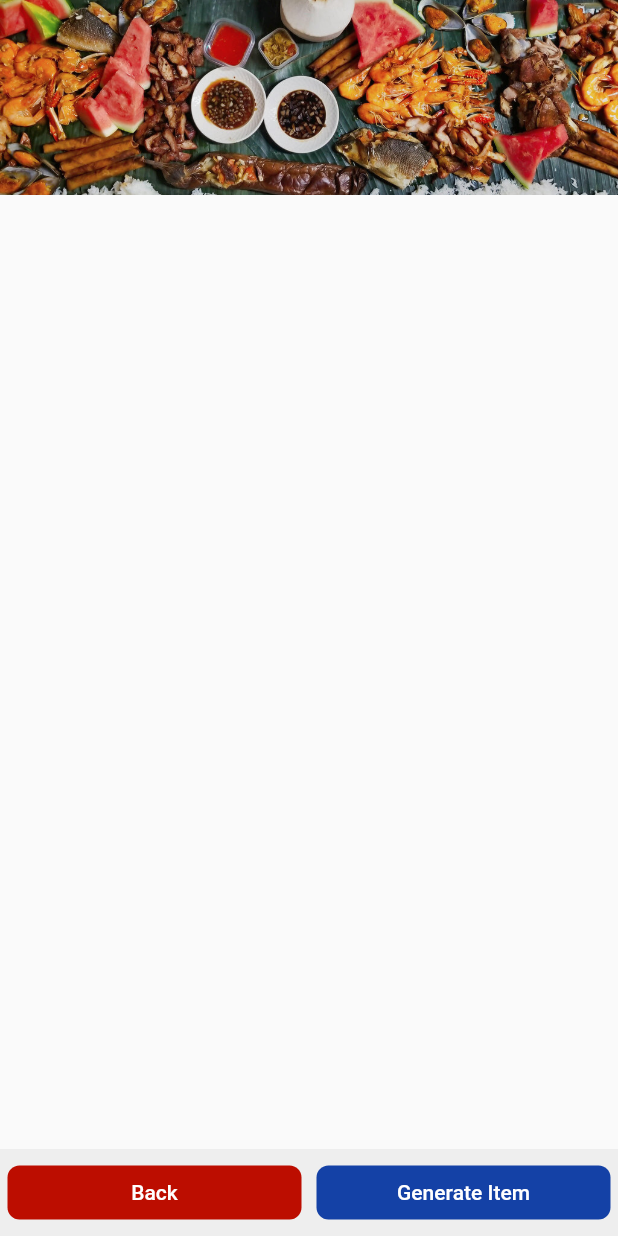
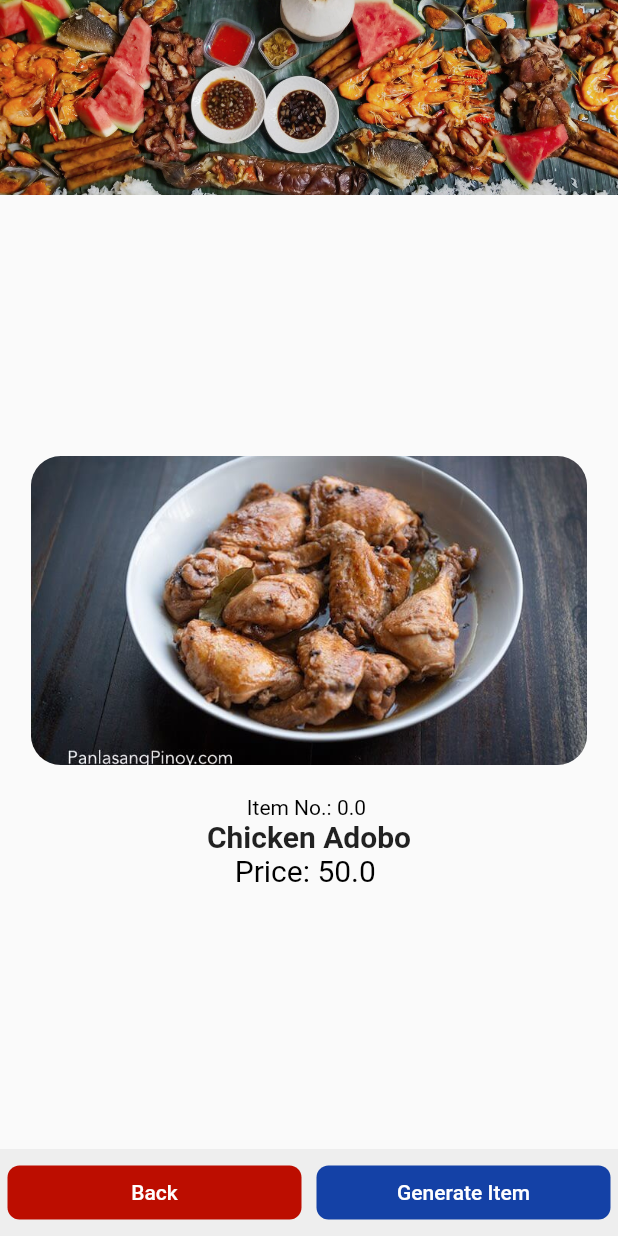
Before and after one commit to jaasaria/flutter.FH2019, a Flutter app: the Play screen opened by its route, on a phone screen of 412 x 824 dp. Run offline on Flutter 3.47's test engine with Material 2 defaults, Android fonts, the phone set to English and light mode, and no system bars; drawn by our look-alikes of carousel_slider; our stand-ins replace get_it, progress_dialog, share, shared_preferences, toast; missing offline and left inert: navigate; accounts and stored records are empty; statements that could not run were skipped.

Commit message:
added play page

```diff
--- a/lib/ui/views/home/facial.dart
+++ b/lib/ui/views/home/facial.dart
@@ -64,8 +64,8 @@ class _FacialState extends State<Facial>
                   Expanded(
                     child: new FooterButton(
                       color: CustomColors.blue,
-                      title: "Generate Item",
-                      func: () => viewOrder(),
+                      title: "Take Picture",
+                      func: () => takePicture(),
                     ),
                   ),
                 ],
@@ -75,7 +75,7 @@ class _FacialState extends State<Facial>
         ));
   }
 
-  void viewOrder() {
+  void takePicture() {
     // print('view order');
     // Navigator.of(context).pushNamed(Routes.checkout);
   }
--- a/lib/ui/views/home/play.dart
+++ b/lib/ui/views/home/play.dart
@@ -1,14 +1,10 @@
-import 'package:fh2019/core/config/routes.dart';
-import 'package:fh2019/core/models/category.dart';
+import 'package:fh2019/core/models/item.dart';
 import 'package:fh2019/core/shared/custom_colors.dart';
 import 'package:fh2019/core/shared/custom_media.dart';
-import 'package:fh2019/core/viewmodel/category_viewmodel.dart';
+import 'package:fh2019/core/utils/utility.dart';
 import 'package:fh2019/core/viewmodel/item_viewmodel.dart';
 import 'package:fh2019/ui/widgets/carousel_banner.dart';
-import 'package:fh2019/ui/widgets/category_button.dart';
 import 'package:fh2019/ui/widgets/footer_button.dart';
-import 'package:fh2019/ui/widgets/footer_summary.dart';
-import 'package:fh2019/ui/widgets/item_card.dart';
 import 'package:flutter/cupertino.dart';
 import 'package:flutter/material.dart';
 import 'package:provider/provider.dart';
@@ -18,25 +14,111 @@ class Play extends StatefulWidget {
   _PlayState createState() => _PlayState();
 }
 
-class _PlayState extends State<Play> with AutomaticKeepAliveClientMixin<Play> {
+class _PlayState extends State<Play>
+    with SingleTickerProviderStateMixin, AutomaticKeepAliveClientMixin<Play> {
   @override
   bool get wantKeepAlive => true;
+
+  AnimationController _controller;
+  Animation<double> _animation;
+  double _numberPicture = 0;
 
   @override
   void initState() {
     super.initState();
-    if (mounted) {}
+
+    _controller = new AnimationController(
+      vsync: this,
+      duration: const Duration(milliseconds: 3000),
+    );
+    _animation = _controller;
+  }
+
+  @override
+  void dispose() {
+    super.dispose();
+    _controller.dispose();
+  }
+
+  generateRandomNumber() {
+    int rng = Utility.generateRandomNumber(Item.listServices.length);
+
+    setState(() {
+      _numberPicture = rng.toDouble();
+      _animation = new Tween<double>(
+        begin: _animation.value,
+        end: _numberPicture,
+      ).animate(new CurvedAnimation(
+        curve: Curves.fastOutSlowIn,
+        parent: _controller,
+      ));
+    });
+    _controller.forward(from: 0.0);
   }
 
   @override
   Widget build(BuildContext context) {
     final ItemViewModel itemViewModel = Provider.of<ItemViewModel>(context);
 
+    TextTheme textTheme = Theme.of(context).textTheme;
+
     return Scaffold(
         body: Column(
           children: <Widget>[
             CarouselBanner(),
-            Expanded(child: Container()),
+            Expanded(
+                child: Container(
+                    child: Column(
+              mainAxisAlignment: MainAxisAlignment.center,
+              children: [
+                new AnimatedBuilder(
+                  animation: _animation,
+                  builder: (BuildContext context, Widget child) {
+                    return Column(
+                      children: <Widget>[
+                        Container(
+                          height: CustomMedia.screenHeight * .25,
+                          width: MediaQuery.of(context).size.width * .90,
+                          child: ClipRRect(
+                            borderRadius: BorderRadius.circular(20),
+                            child: Image.asset(
+                              "${Item.listServices[_animation.value.toInt()].image}",
+                              fit: BoxFit.cover,
+                            ),
+                          ),
+                        ),
+                        SizedBox(height: 20),
+                        Text(
+                          "Item No.: ${_animation.value.toStringAsFixed(1)} ",
+                          style: Theme.of(context).textTheme.body1.copyWith(
+                                color: Colors.black,
+                              ),
+                        ),
+                        Text(
+                          "${Item.listServices[_animation.value.toInt()].name}",
+                          style: Theme.of(context).textTheme.headline.copyWith(
+                                fontSize: 20,
+                                fontWeight: FontWeight.bold,
+                              ),
+                          textAlign: TextAlign.center,
+                          overflow: TextOverflow.ellipsis,
+                          maxLines: 2,
+                        ),
+                        Text(
+                          "Price: ${Item.listServices[_animation.value.toInt()].price} ",
+                          style: Theme.of(context).textTheme.headline.copyWith(
+                                color: Colors.black,
+                                fontSize: 20,
+                              ),
+                        ),
+                      ],
+                    );
+
+                    //
+                  },
+                ),
+              ],
+            ))),
           ],
         ),
         bottomNavigationBar: Column(
@@ -64,7 +146,7 @@ class _PlayState extends State<Play> with AutomaticKeepAliveClientMixin<Play> {
                     child: new FooterButton(
                       color: CustomColors.blue,
                       title: "Generate Item",
-                      func: () => generate(),
+                      func: () => generateRandomNumber(),
                     ),
                   ),
                 ],
@@ -74,11 +156,6 @@ class _PlayState extends State<Play> with AutomaticKeepAliveClientMixin<Play> {
         ));
   }
 
-  void generate() {
-    // print('view order');
-    // Navigator.of(context).pushNamed(Routes.checkout);
-  }
-
   cancelOrder() {
     Navigator.of(context).pop();
   }
--- a/lib/ui/widgets/footer_button.dart
+++ b/lib/ui/widgets/footer_button.dart
@@ -20,6 +20,7 @@ class FooterButton extends StatelessWidget {
       shape: new RoundedRectangleBorder(
           borderRadius: new BorderRadius.circular(8.0)),
       onPressed: func,
+      disabledColor: Colors.grey,
       color: color,
       child: Text(
         "${title.toString()}",
--- a/pubspec.yaml
+++ b/pubspec.yaml
@@ -35,7 +35,7 @@ dependencies:
   shared_preferences: ^0.5.3+4
   dio:
   flushbar: ^1.8.2
-  progress_dialog: ^1.1.0+1
+  progress_dialog: ^1.2.0
   flutter_svg: ^0.14.0
   basic_utils: ^1.8.2
   modal_progress_hud: ^0.1.3
```
Also changed, not shown: lib/ui/views/home/checkout.dart (+14 -5 lines), lib/ui/widgets/item_card.dart (+1 -13 lines), pubspec.lock.
